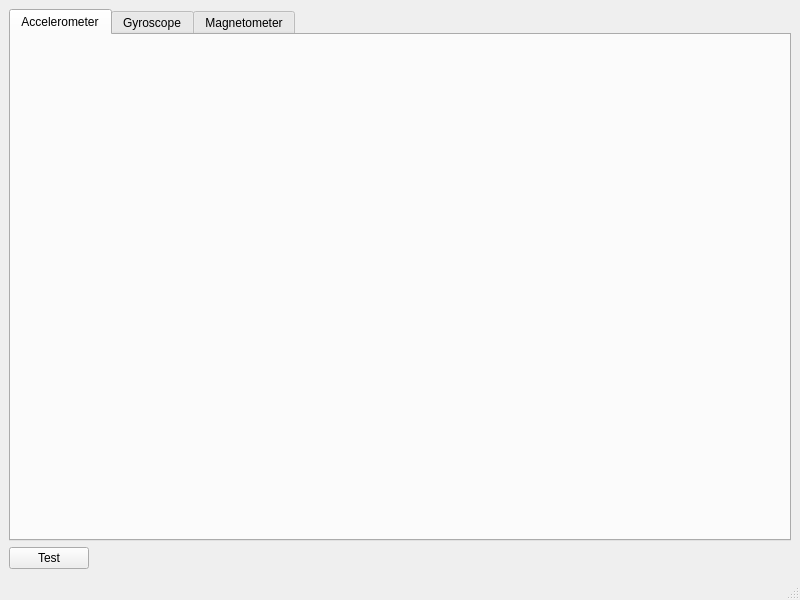
Old version of the form src/ui/wndmain.ui in the repository imanolbarberia/imuplot.
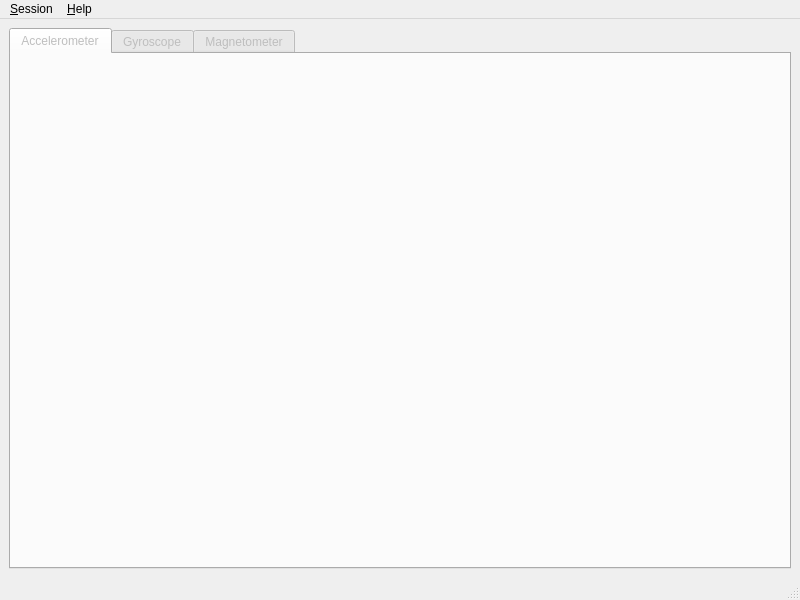
New version of the form.

Commit message: add dialog for session management

```diff
--- a/src/ui/wndmain.ui
+++ b/src/ui/wndmain.ui
@@ -17,6 +17,9 @@
    <layout class="QVBoxLayout" name="verticalLayout_2">
     <item>
      <widget class="QTabWidget" name="tabPlots">
+      <property name="enabled">
+       <bool>false</bool>
+      </property>
       <property name="tabPosition">
        <enum>QTabWidget::North</enum>
       </property>
@@ -55,30 +58,6 @@
       </widget>
      </widget>
     </item>
-    <item>
-     <layout class="QHBoxLayout" name="horizontalLayout">
-      <item>
-       <widget class="QPushButton" name="btnTest">
-        <property name="text">
-         <string>Test</string>
-        </property>
-       </widget>
-      </item>
-      <item>
-       <spacer name="horizontalSpacer">
-        <property name="orientation">
-         <enum>Qt::Horizontal</enum>
-        </property>
-        <property name="sizeHint" stdset="0">
-         <size>
-          <width>40</width>
-          <height>20</height>
-         </size>
-        </property>
-       </spacer>
-      </item>
-     </layout>
-    </item>
    </layout>
   </widget>
   <widget class="QMenuBar" name="menubar">
@@ -90,6 +69,23 @@
      <height>22</height>
     </rect>
    </property>
+   <widget class="QMenu" name="menu_Session">
+    <property name="title">
+     <string>&amp;Session</string>
+    </property>
+    <addaction name="mnu_session_new"/>
+    <addaction name="mnu_session_close"/>
+    <addaction name="separator"/>
+    <addaction name="mnu_session_exit"/>
+   </widget>
+   <widget class="QMenu" name="menu_Help">
+    <property name="title">
+     <string>&amp;Help</string>
+    </property>
+    <addaction name="mnu_help_about"/>
+   </widget>
+   <addaction name="menu_Session"/>
+   <addaction name="menu_Help"/>
   </widget>
   <widget class="QStatusBar" name="statusbar"/>
  </widget>
```
Left out of the diff: 28 changed lines with no effect on the pictures. The commit also changes 4 other files.
